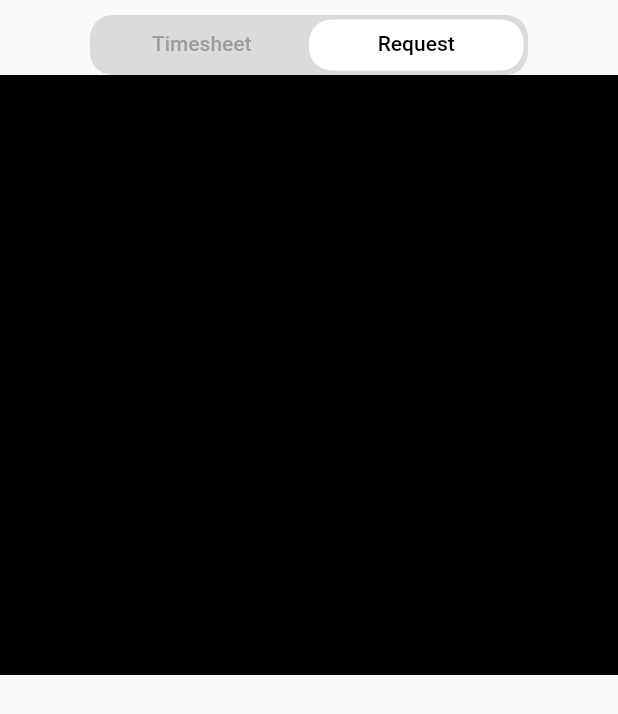
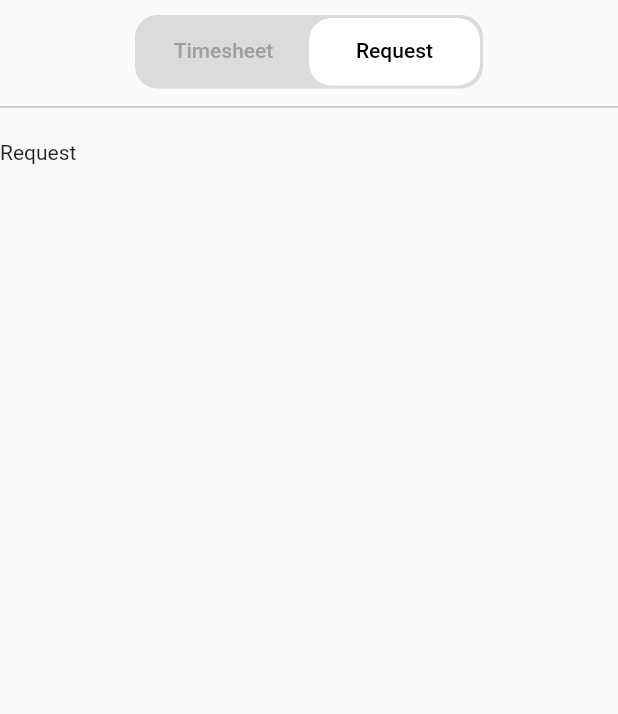
Before and after one commit to dong-dam-0079/clonehrm, a Flutter app: the screen it shows after launch, tab 2 chosen, on a phone screen of 412 x 824 dp. Shown: the top 714 px of the screen. Run offline on Flutter 3.47's test engine with Material 2 defaults, Android fonts, the phone set to English and light mode, and no system bars.

```diff
--- a/lib/main.dart
+++ b/lib/main.dart
@@ -11,7 +11,7 @@ class MyApp extends StatelessWidget {
   Widget build(BuildContext context) {
     return MaterialApp(
       theme: ThemeData(),
-      home: TabScreen(),
+      home: const TabScreen(),
     );
   }
 }
--- a/lib/screen/tab_screen.dart
+++ b/lib/screen/tab_screen.dart
@@ -1,5 +1,5 @@
-import 'package:clonehrm/screen/request_screen.dart';
-import 'package:clonehrm/screen/timesheet_screen.dart';
+import 'package:clonehrm/widgets/request_tab.dart';
+import 'package:clonehrm/widgets/timesheet_tab.dart';
 import 'package:flutter/material.dart';
 
 class TabScreen extends StatefulWidget {
@@ -18,17 +18,19 @@ class _TabScreenState extends State<TabScreen> {
           body: SafeArea(
               child: Padding(
             padding: const EdgeInsets.only(
-              left: 0.0,
-              top: 10.0,
-              bottom: 15.0,
-              right: 0.0,
-            ),
+                left: 0.0, top: 10.0, bottom: 5.0, right: 0.0),
             child: Column(
               children: [
-                Container(
-                    height: 40,
-                    margin: const EdgeInsets.symmetric(horizontal: 60),
-                    padding: const EdgeInsets.all(3),
+                Expanded(
+                    flex: 2,
+                    child: Column(
+                      children: [
+                        Expanded(
+                            flex: 2,
+                            child: Container(
+                                margin:
+                                    const EdgeInsets.symmetric(horizontal: 90),
+                                padding: const EdgeInsets.all(2),
                                 decoration: BoxDecoration(
                                     color: const Color(-1261515058),
                                     borderRadius: BorderRadius.circular(15)),
@@ -42,13 +44,23 @@ class _TabScreenState extends State<TabScreen> {
                                     Tab(text: 'Timesheet'),
                                     Tab(text: 'Request')
                                   ],
+                                ))),
+                        const Expanded(
+                            flex: 1,
+                            child: Divider(color: Colors.grey, height: 10))
+                      ],
                     )),
-                Container(
-                  height: 400,
-                  color: Colors.black,
-                  child: TabBarView(
-                      children: <Widget>[TimeSheetScreen(), RequestScreen()]),
-                )
+                Expanded(
+                    flex: 20,
+                    child: Container(
+                      margin: const EdgeInsets.only(top: 10),
+                      child: const TabBarView(
+                          physics: NeverScrollableScrollPhysics(),
+                          children: <Widget>[
+                            TimeSheetScreen(),
+                            RequestScreen()
+                          ]),
+                    ))
               ],
             ),
           )),
--- a/pubspec.yaml
+++ b/pubspec.yaml
@@ -58,8 +58,8 @@ flutter:
   uses-material-design: true
 
   # To add assets to your application, add an assets section, like this:
-  # assets:
-  #   - images/a_dot_burr.jpeg
+#   assets:
+#     - assets/images/
   #   - images/a_dot_ham.jpeg
 
   # An image asset can refer to one or more resolution-specific "variants", see
```
Also changed, not shown: lib/screen/timesheet_screen.dart (deleted, +0 -17 lines), lib/widgets/date_picker.dart (added, +31 -0 lines), lib/widgets/list_timesheet.dart (added, +15 -0 lines), lib/widgets/timesheet_tab.dart (added, +148 -0 lines), lib/widgets/request_tab.dart (renamed from lib/screen/request_screen.dart). Lines whose indentation alone changed are shown as unchanged.
